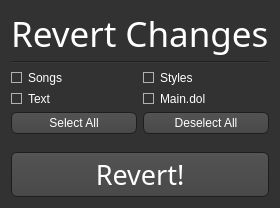
Qt form templates/revert_changes.ui (BenjaminHalko/WiiMusicEditorPlus) before a commit.
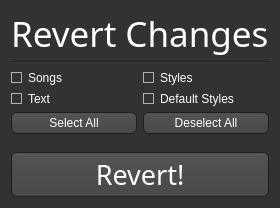
The same form after that commit. Icons and pictures are not drawn.

Commit message: Finished Default Style Editor

The edit to the form file:
```diff
--- a/templates/revert_changes.ui
+++ b/templates/revert_changes.ui
@@ -551,7 +551,7 @@
      <item>
       <widget class="QCheckBox" name="MainDol">
        <property name="text">
-        <string>Main.dol</string>
+        <string>Default Styles</string>
        </property>
       </widget>
      </item>
```
Left out of the diff: 2 changed lines with no effect on the pictures. The commit also changes 42 other files.
